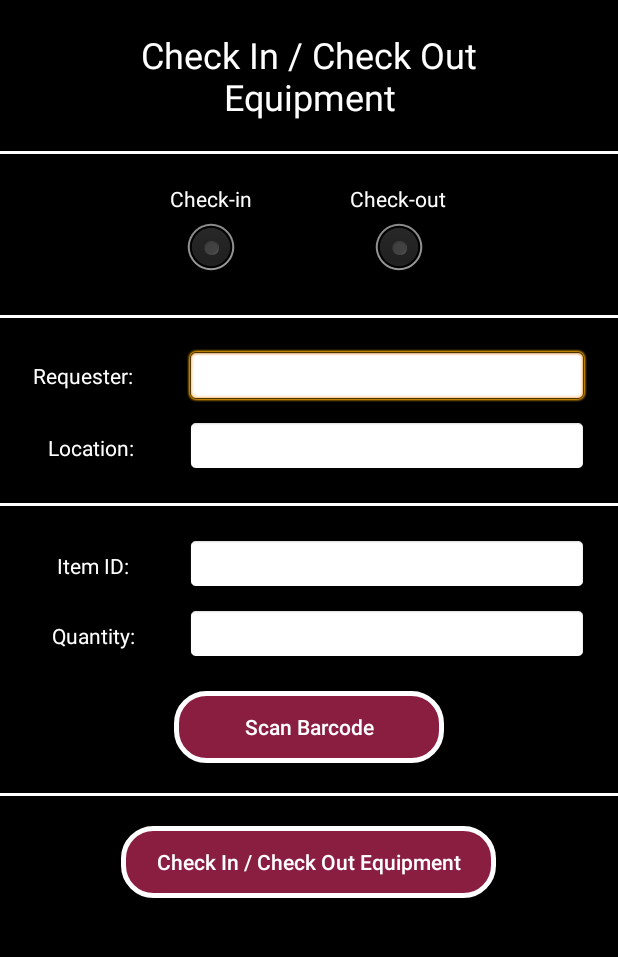
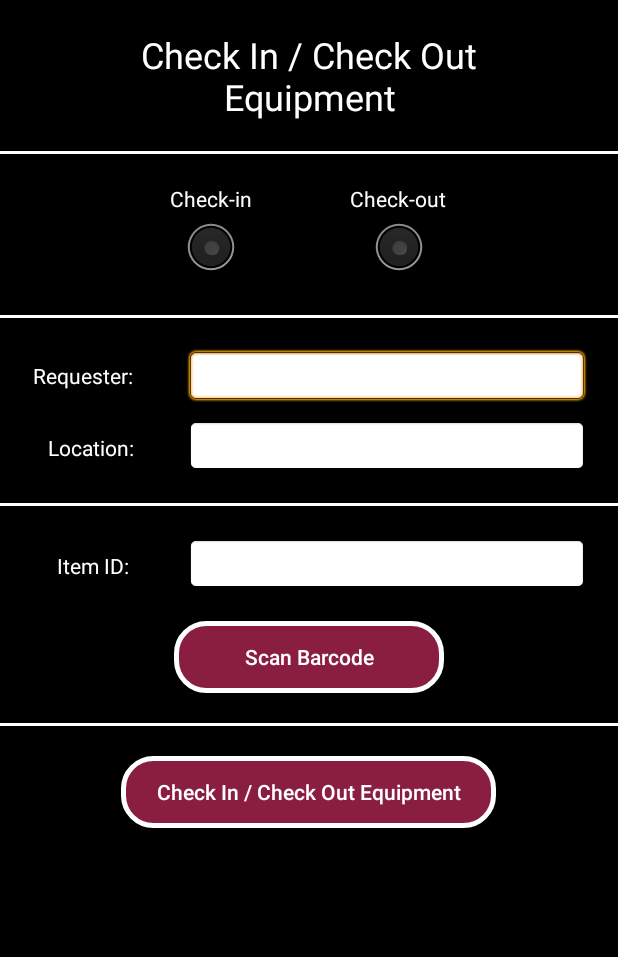
Before and after one commit to chrsrck/GameOn, an Android app: the CheckActivity screen opened directly, with no data from a screen before it, on a phone screen of 412 x 824 dp, the part 84-1041 px from its top. Run offline under Robolectric (Android 15) with nearby library versions, the phone set to English and light mode, and no system bars; 1 statement that could not run was skipped.

Commit message:
Added logo and fixed checkin/checkout

```diff
--- a/app/src/main/AndroidManifest.xml
+++ b/app/src/main/AndroidManifest.xml
@@ -4,7 +4,7 @@
 
     <application
         android:allowBackup="true"
-        android:icon="@mipmap/ic_launcher"
+        android:icon="@drawable/logo"
         android:label="@string/app_name"
         android:roundIcon="@mipmap/ic_launcher_round"
         android:supportsRtl="true"
--- a/app/src/main/java/com/chrsrck/gameon/MainActivity.java
+++ b/app/src/main/java/com/chrsrck/gameon/MainActivity.java
@@ -32,8 +32,8 @@ public class MainActivity extends AppCompatActivity implements View.OnClickListe
         login = findViewById(R.id.login);
         login.setOnClickListener(this);
         icon = findViewById(R.id.icon);
-        Picasso.with(this).load("http://icons.iconarchive.com/icons/graphicloads/100-flat/256/home-icon.png").into(icon);
-        icon.setVisibility(View.VISIBLE);
+        //Picasso.with(this).load("http://icons.iconarchive.com/icons/graphicloads/100-flat/256/home-icon.png").into(icon);
+        //icon.setVisibility(View.VISIBLE);
         getWindow().setSoftInputMode(
                 WindowManager.LayoutParams.SOFT_INPUT_STATE_ALWAYS_HIDDEN);
     }
--- a/app/src/main/res/layout/activity_check.xml
+++ b/app/src/main/res/layout/activity_check.xml
@@ -146,29 +146,7 @@
                         android:layout_weight="6"
                         android:layout_marginRight="20dp"
                         android:layout_marginTop="20dp"
-                        android:background="@android:drawable/editbox_background"/>
-                </TableRow>
-                <TableRow>
-                    <TextView
-                        android:id="@+id/quantity"
-                        android:layout_width="wrap_content"
-                        android:layout_height="wrap_content"
-                        android:layout_weight="1"
-                        android:gravity="center"
-                        android:text="Quantity:"
-                        android:layout_marginTop="10dp"
-                        android:textColor="#FFFFFF" />
-
-                    <EditText
-                        android:id="@+id/inputQuantity"
-                        android:layout_width="0dp"
-                        android:layout_height="wrap_content"
-                        android:gravity="center"
-                        android:layout_weight="6"
-                        android:inputType="number"
-                        android:layout_marginRight="20dp"
                         android:layout_marginBottom="20dp"
-                        android:layout_marginTop="10dp"
                         android:background="@android:drawable/editbox_background"/>
                 </TableRow>
             </TableLayout>
--- a/app/src/main/res/layout/activity_main.xml
+++ b/app/src/main/res/layout/activity_main.xml
@@ -29,7 +29,8 @@
             android:layout_gravity="center"
             android:layout_marginTop="40dp"
             android:layout_marginBottom="40dp"
-            android:id="@+id/icon"/>
+            android:id="@+id/icon"
+            android:background="@drawable/logo"/>
 
         <TableLayout
             android:layout_width="match_parent"
```
